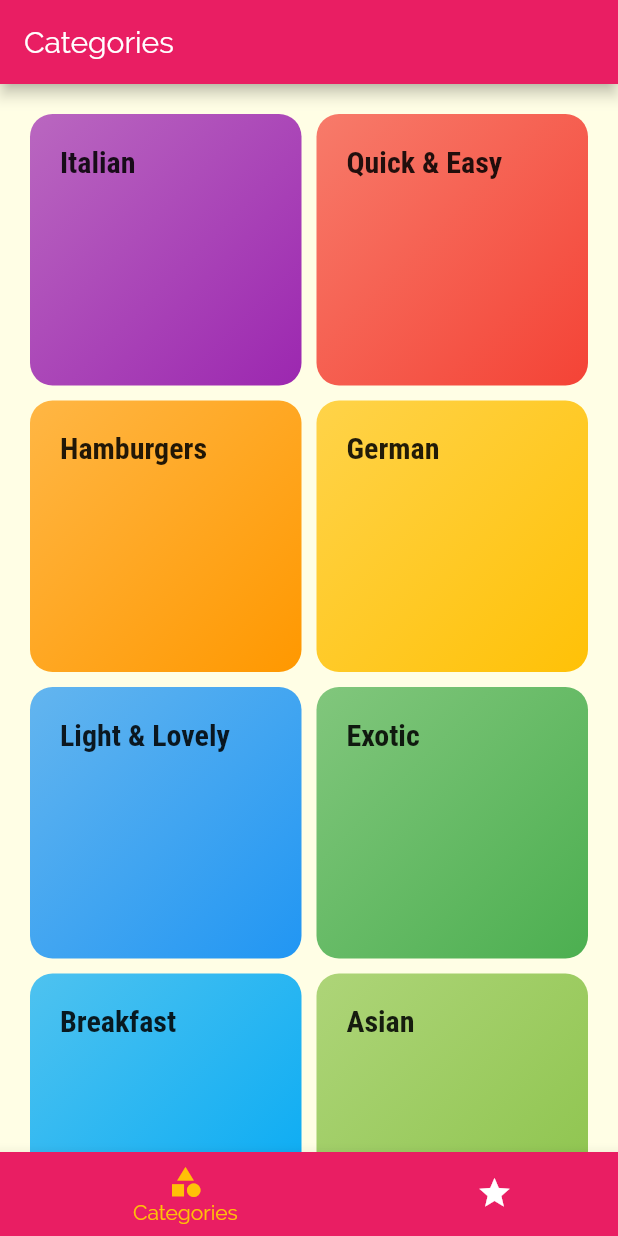
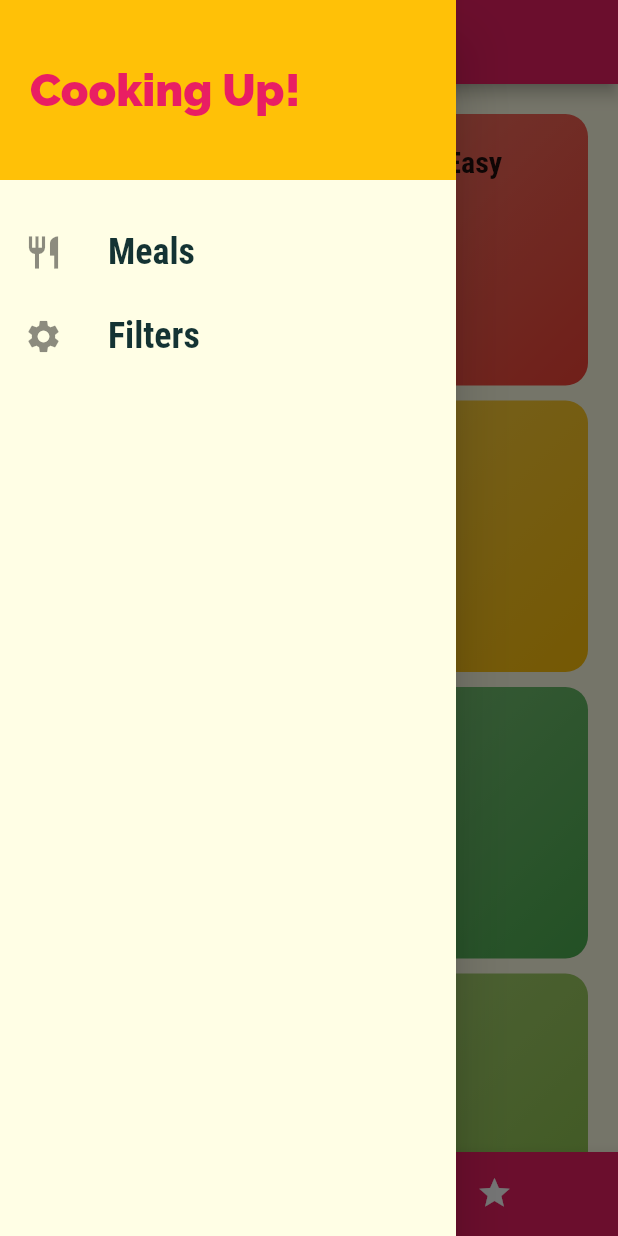
Before and after one commit to hitamcoklat/meal-app, a Flutter app: the screen it shows after launch, with the side drawer open (before the commit the screen has no drawer), on a phone screen of 412 x 824 dp. Run offline on Flutter 3.47's test engine with Material 2 defaults, Android fonts, the phone set to English and light mode, and no system bars.

Commit message:
add App Drawer

```diff
--- a/lib/screens/tab_screen.dart
+++ b/lib/screens/tab_screen.dart
@@ -1,6 +1,7 @@
 import 'package:flutter/material.dart';
 import 'package:flutter_meal_app/screens/categories_screen.dart';
 import 'package:flutter_meal_app/screens/favorites_screen.dart';
+import 'package:flutter_meal_app/widgets/main_drawer.dart';
 
 class TabsScreen extends StatefulWidget {
   @override
@@ -32,6 +33,7 @@ class _TabsScreenState extends State<TabsScreen> {
       appBar: AppBar(
         title: Text(_pages[_selectedPageIndex]['title']),
       ),
+      drawer: MainDrawer(),
       body: _pages[_selectedPageIndex]['page'],
       bottomNavigationBar: BottomNavigationBar(
         onTap: _selectPage,
--- /dev/null
+++ b/lib/widgets/main_drawer.dart
@@ -0,0 +1,57 @@
+import 'package:flutter/material.dart';
+
+class MainDrawer extends StatelessWidget {
+  Widget buildListTile(String title, IconData icon) {
+    return ListTile(
+      leading: Icon(
+        icon,
+        size: 26,
+      ),
+      title: Text(
+        title,
+        style: TextStyle(
+          fontFamily: 'RobotoCondensed',
+          fontSize: 24,
+          fontWeight: FontWeight.bold,
+        ),
+      ),
+      onTap: () {},
+    );
+  }
+
+  @override
+  Widget build(BuildContext context) {
+    return Drawer(
+      child: Column(
+        children: <Widget>[
+          Container(
+            height: 120,
+            width: double.infinity,
+            padding: EdgeInsets.all(20),
+            alignment: Alignment.centerLeft,
+            color: Theme.of(context).accentColor,
+            child: Text(
+              'Cooking Up!',
+              style: TextStyle(
+                fontWeight: FontWeight.w900,
+                fontSize: 30,
+                color: Theme.of(context).primaryColor,
+              ),
+            ),
+          ),
+          SizedBox(
+            height: 20,
+          ),
+          buildListTile(
+            'Meals',
+            Icons.restaurant,
+          ),
+          buildListTile(
+            'Filters',
+            Icons.settings,
+          ),
+        ],
+      ),
+    );
+  }
+}
```
